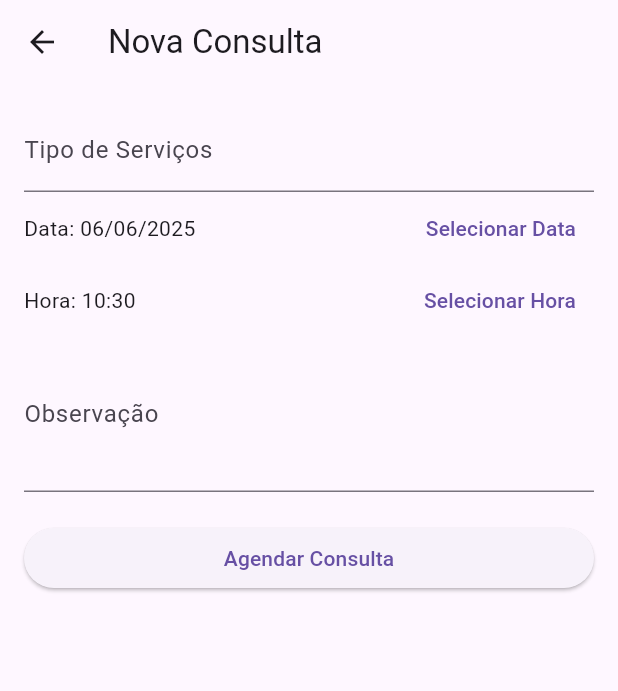
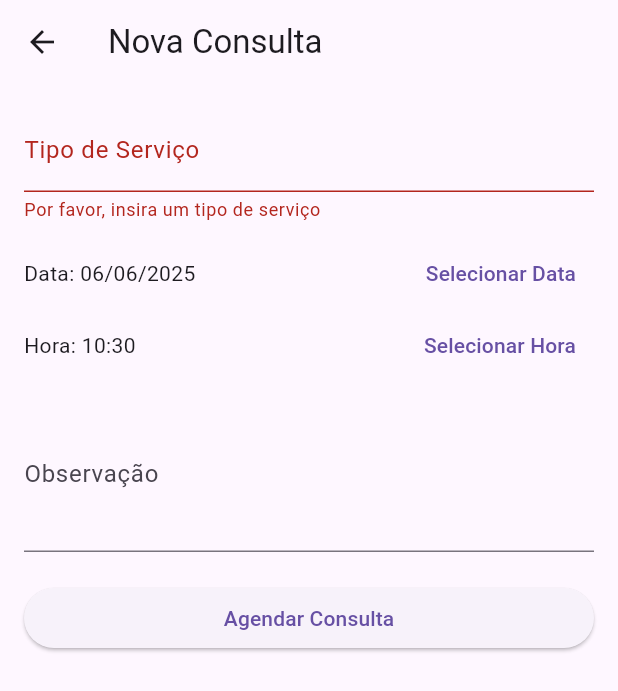
Before and after one commit to Marialu97/CursoMobileSesiTB, a Flutter app: the AddConsultaScreen screen opened directly with empty values, after a tap on "Agendar Consulta", on a phone screen of 412 x 824 dp. Shown: the top 691 px of the screen. Run offline on Flutter 3.47's test engine with Material 3 defaults, Android fonts, the phone set to English and light mode, and no system bars; our stand-ins replace carousel_slider, fluttertoast, shared_preferences, sqflite; accounts and stored records are empty.

Commit message:
06.06.25

```diff
--- a/PersistenciaDadosFlutter/SqLite/sa_petshop/lib/models/consulta_model.dart
+++ b/PersistenciaDadosFlutter/SqLite/sa_petshop/lib/models/consulta_model.dart
@@ -5,7 +5,7 @@ class Consulta{
   final int petId; // Chave Estrangeira para o pet
   final DateTime dataHora;
   final String tipoServico;
-  final String? observacao; // pode ser nuld
+  final String observacao; // pode ser nuld
   // ? nao é obrigatoro pode deicaor noulo a informacao
 
   // CONSTRUTOR
@@ -14,7 +14,7 @@ class Consulta{
   required this.petId,
   required this.dataHora,
   required this.tipoServico,
-  this.observacao
+  required this.observacao
   });
   // Converter Map: obj => BD
   Map<String,dynamic> toMap(){
@@ -31,7 +31,7 @@ class Consulta{
     return Consulta(
     id: map["id"] as int,
     petId: map["pet_id"]as int,
-    dataHora: DateTime.parse(map["data_hora"] as String),
+    dataHora: DateTime.parse(map["data_hora"] as String), //converte String para DateTime
     tipoServico: map["tipo_servico"] as String,
     observacao: map["observacao"] as String
     );
--- a/PersistenciaDadosFlutter/SqLite/sa_petshop/lib/screens/add_consulta_screen.dart
+++ b/PersistenciaDadosFlutter/SqLite/sa_petshop/lib/screens/add_consulta_screen.dart
@@ -3,109 +3,150 @@ import 'package:intl/intl.dart';
 import 'package:sa_petshop/controllers/consultas_controller.dart';
 import 'package:sa_petshop/models/consulta_model.dart';
 import 'package:sa_petshop/screens/pet_detalhe_screen.dart';
+// import 'package:sa_petshop/screens/pet_detalhe_screen.dart'; // Removido, pois a navegação é feita via pop
 
-class AddConsultaScreen  extends StatefulWidget{
-  final int petId; //recebe o pet Id da Tela anterior
+class AddConsultaScreen extends StatefulWidget {
+  final int petId; // recebe o pet Id da Tela anterior
 
-  const AddConsultaScreen({super.key, required this.petId});
+  AddConsultaScreen({super.key, required this.petId});
 
   @override
   State<StatefulWidget> createState() {
-    // TODO: implement createState
     return _AddConsultaScreenState();
   }
 }
 
-class _AddConsultaScreenState extends State<AddConsultaScreen>{
+class _AddConsultaScreenState extends State<AddConsultaScreen> {
   final _formKey = GlobalKey<FormState>();
   final ConsultasController _controllerConsulta = ConsultasController();
 
-  String tipoServico="";
-  String observacao="";
-  DateTime _selectedDate = DateTime.now();
-  TimeOfDay _selectedTime = TimeOfDay.now();
+  late String tipoServico;
+  String observacao = "";
+  DateTime _selectedDate = DateTime.now(); //data Selecionada é a data atual inicalmente
+  TimeOfDay _selectedTime = TimeOfDay.now(); //hora Selecioanda é a hora atual Inicialmente
 
-  // método par Seleção da Data
-  Future<void> selectDate(BuildContext context) async{
+  // método para Seleção da Data
+  Future<void> _selecionarData(BuildContext context) async {
     final DateTime? picked = await showDatePicker(
       context: context,
       initialDate: _selectedDate,
-      firstDate: DateTime.now(),// não Permite Selecionar Data do Passado
-      lastDate: DateTime(2030));
-      if(picked != null && picked != _selectedDate){
+      firstDate: DateTime.now(), // Não permite selecionar data do passado
+      lastDate: DateTime(2030),
+    );
+    if (picked != null && picked != _selectedDate) {
       setState(() {
         _selectedDate = picked;
       });
     }
   }
+
   // método para Seleção de hora
-  Future<void> selectTime(BuildContext content) async{
+  Future<void> _selecionarHora(BuildContext context) async {
     final TimeOfDay? picked = await showTimePicker(
       context: context,
       initialTime: _selectedTime,
     );
-    if(picked != null && picked != _selectedTime){
-      _selectedTime=picked;
+    if (picked != null && picked != _selectedTime) {
+      setState(() { // Adicionado setState para atualizar a UI com a hora selecionada
+        _selectedTime = picked;
+      });
     }
   }
 
-  //método para Salvar Consulta
-  Future<void> _salvarConsulta() async{
-    if(_formKey.currentState!.validate()){
+  // método para Salvar Consulta
+  Future<void> _salvarConsulta() async {
+    if (_formKey.currentState!.validate()) {
+      _formKey.currentState!.save(); // ESSENCIAL: Salva os valores do formulário
+
       final DateTime finalDateTime = DateTime(
         _selectedDate.year,
         _selectedDate.month,
         _selectedDate.day,
         _selectedTime.hour,
-        _selectedTime.minute
+        _selectedTime.minute,
       );
-      //criar a consulta(obj)
+
+      // criar a consulta (obj)
       final newConsulta = Consulta(
         petId: widget.petId,
         dataHora: finalDateTime,
         tipoServico: tipoServico,
-        observacao: observacao=="" ? null : observacao);
-      _controllerConsulta.insertConsulta(newConsulta);
+        observacao: observacao.isEmpty ? "." : observacao, // Verifica se observacao está vazia
+      );
+
+      try {
+        await _controllerConsulta.insertConsulta(newConsulta);
+        ScaffoldMessenger.of(context).showSnackBar(
+          const SnackBar(content: Text("Consulta agendada com sucesso!")),
+        );
+        // Retorna para a tela anterior (PetDetalheScreen)
         Navigator.push(context, MaterialPageRoute(builder: (context)=>PetDetalheScreen(petId: widget.petId)));
+      } catch (e) {
+        ScaffoldMessenger.of(context).showSnackBar(
+          SnackBar(content: Text("Erro ao agendar consulta: $e")),
+        );
+      }
     }
   }
 
   @override
   Widget build(BuildContext context) {
-    final DateFormat dateFormatter = DateFormat("dd/MM/yyyy");
-    final DateFormat timeFormatter = DateFormat("HH:mm"); // biblioteca intl
-    // TODO: implement build
+    final DateFormat dataFormatada = DateFormat("dd/MM/yyyy");
+    final DateFormat horaFormatada = DateFormat("HH:mm"); // biblioteca intl
+
     return Scaffold(
-      appBar: AppBar(title: Text("Nova Consulta"),),
-      body:Padding(
-        padding: EdgeInsets.all(16),
-        child: Form(child:ListView(
+      appBar: AppBar(
+        title: const Text("Nova Consulta"),
+      ),
+      body: Padding(
+        padding: const EdgeInsets.all(16),
+        child: Form(
+          key: _formKey, // Atribui a chave ao formulário
+          child: ListView(
             children: [
               TextFormField(
-              decoration: InputDecoration(labelText: "Tipo de Serviços"),
-              validator: (value)=> value!.isEmpty ? "Por Favor, insira um tipo de serviço":null,
+                decoration: const InputDecoration(labelText: "Tipo de Serviço"),
+                validator: (value) => value!.isEmpty ? "Por favor, insira um tipo de serviço" : null,
                 onSaved: (value) => tipoServico = value!,
+              ),
+              const SizedBox(height: 10), // Espaçamento
+              Row(
+                children: [
+                  Expanded(child: Text("Data: ${dataFormatada.format(_selectedDate)}")),
+                  TextButton(
+                    onPressed: () => _selecionarData(context), // Chamada correta do método
+                    child: const Text("Selecionar Data"),
+                  ),
+                ],
               ),
               Row(
                 children: [
-                Expanded(child: Text("Data: ${dateFormatter.format(_selectedDate)}")),
-                TextButton(onPressed: ()=> _selectedDate, child: Text("Selecionar Data")),
+                  Expanded(
+                    child: Text(
+                      "Hora: ${horaFormatada.format(DateTime(0, 0, 0, _selectedTime.hour, _selectedTime.minute))}",
+                    ),
+                  ),
+                  TextButton(
+                    onPressed: () => _selecionarHora(context), // Chamada correta do método
+                    child: const Text("Selecionar Hora"),
+                  ),
                 ],
               ),
-            Row(children: [
-              Expanded(child: Text("Hora: ${timeFormatter.format(DateTime(0,0,0,_selectedTime.hour,_selectedTime.minute))}")),
-              TextButton(onPressed: ()=>_selectedTime, child: Text("Selecionar Hora"))
-            ],),
+              const SizedBox(height: 10), // Espaçamento
               TextFormField(
-              decoration: InputDecoration(labelText: "Observação"),
+                decoration: const InputDecoration(labelText: "Observação"),
                 maxLines: 3,
-              onSaved: (value) => observacao=value!,
+                onSaved: (value) => observacao = value!,
               ),
-            SizedBox(height: 20,),
-            ElevatedButton(onPressed: _salvarConsulta, child: Text("Agendar Consulta"))
+              const SizedBox(height: 20), // Espaçamento
+              ElevatedButton(
+                onPressed: _salvarConsulta,
+                child: const Text("Agendar Consulta"),
+              ),
             ],
-        )),
-        )
+          ),
+        ),
+      ),
     );
   }
 }
```
Also changed, not shown: PersistenciaDadosFlutter/SqLite/sa_petshop/lib/database/db_helper.dart (+53 -42 lines), PersistenciaDadosFlutter/SqLite/sa_petshop/lib/screens/add_pet_screen.dart (+13 -6 lines), PersistenciaDadosFlutter/SqLite/sa_petshop/lib/screens/home_screen.dart (+30 -14 lines), PersistenciaDadosFlutter/SqLite/sa_petshop/lib/screens/pet_detalhe_screen.dart (+57 -30 lines), PersistenciaDadosFlutter/SqLite/sa_petshop/pubspec.lock. Lines whose indentation alone changed are shown as unchanged.
